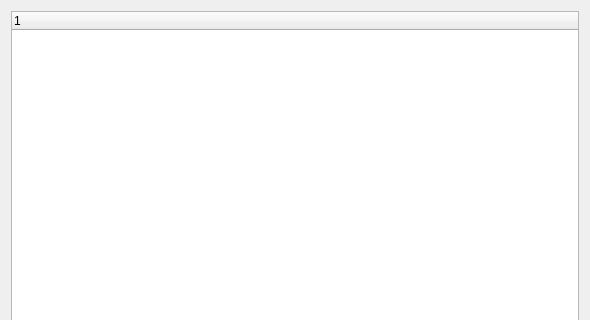
Before: the Qt Designer form gui/designer/search_dialog.ui in rafalpiwnik/SemanticHashing, drawn with Qt 5; both pictures show x 0 to 590 and y 0 to 320 of the 590 by 747 pixel window.
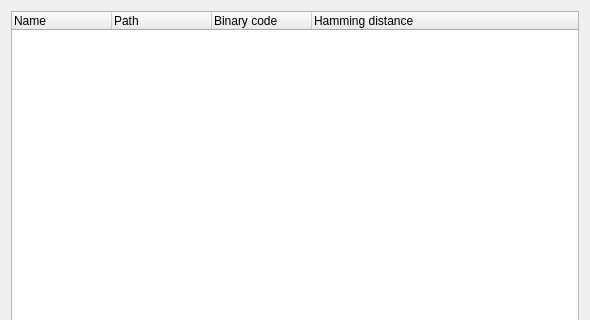
After: the same form once the commit is applied.

```diff
--- a/gui/designer/search_dialog.ui
+++ b/gui/designer/search_dialog.ui
@@ -15,7 +15,28 @@
   </property>
   <layout class="QGridLayout" name="gridLayout">
    <item row="0" column="0">
-    <widget class="QTreeWidget" name="files"/>
+    <widget class="QTreeWidget" name="files">
+     <column>
+      <property name="text">
+       <string>Name</string>
+      </property>
+     </column>
+     <column>
+      <property name="text">
+       <string>Path</string>
+      </property>
+     </column>
+     <column>
+      <property name="text">
+       <string>Binary code</string>
+      </property>
+     </column>
+     <column>
+      <property name="text">
+       <string>Hamming distance</string>
+      </property>
+     </column>
+    </widget>
    </item>
    <item row="1" column="0">
     <widget class="QProgressBar" name="progbar">
```
